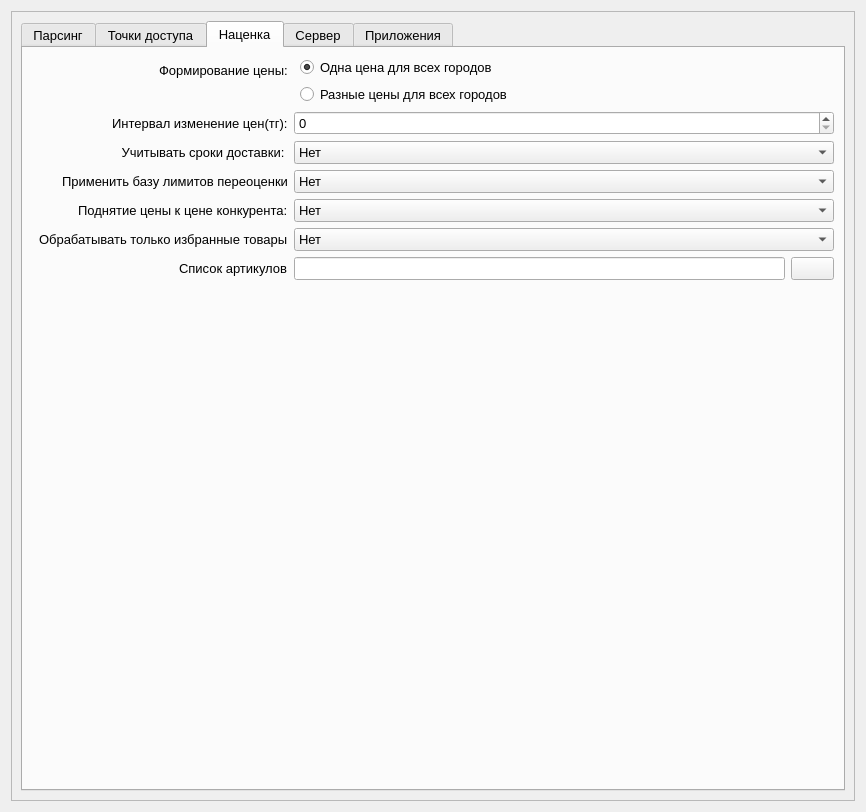
Qt form UI/configuration.ui (almanah12/caspi_algo1_01) before a commit.
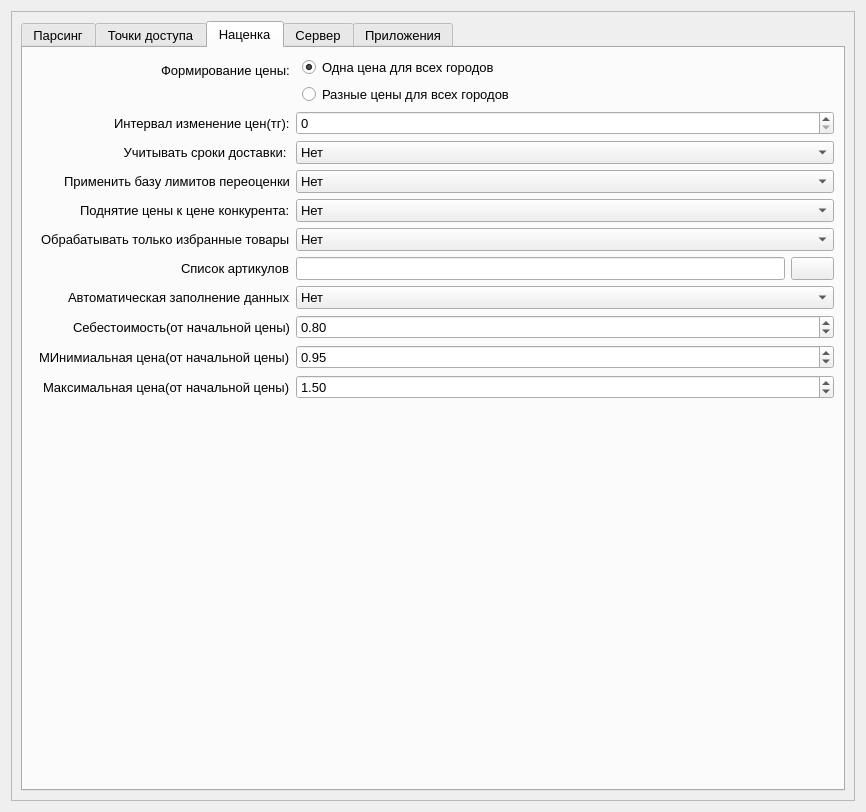
The same form after that commit. The open tabs and pages were chosen to show the change. Icons and pictures are not drawn.

What changed in the file:
```diff
--- a/UI/configuration.ui
+++ b/UI/configuration.ui
@@ -794,6 +794,90 @@
              </item>
             </layout>
            </item>
+           <item row="7" column="0">
+            <widget class="QLabel" name="label_32">
+             <property name="text">
+              <string>Автоматическая заполнение данных</string>
+             </property>
+            </widget>
+           </item>
+           <item row="7" column="1">
+            <widget class="QComboBox" name="comboBox_autocomplete">
+             <property name="enabled">
+              <bool>true</bool>
+             </property>
+             <item>
+              <property name="text">
+               <string>Нет</string>
+              </property>
+             </item>
+             <item>
+              <property name="text">
+               <string>Да</string>
+              </property>
+             </item>
+            </widget>
+           </item>
+           <item row="8" column="0">
+            <widget class="QLabel" name="label_33">
+             <property name="text">
+              <string>Себестоимость(от начальной цены)</string>
+             </property>
+            </widget>
+           </item>
+           <item row="9" column="0">
+            <widget class="QLabel" name="label_35">
+             <property name="text">
+              <string>МИнимиальная цена(от начальной цены)</string>
+             </property>
+            </widget>
+           </item>
+           <item row="10" column="0">
+            <widget class="QLabel" name="label_37">
+             <property name="text">
+              <string>Максимальная цена(от начальной цены)</string>
+             </property>
+            </widget>
+           </item>
+           <item row="9" column="1">
+            <widget class="QDoubleSpinBox" name="doubleSpinBox_min_cost_k">
+             <property name="maximum">
+              <double>5.000000000000000</double>
+             </property>
+             <property name="singleStep">
+              <double>0.010000000000000</double>
+             </property>
+             <property name="value">
+              <double>0.950000000000000</double>
+             </property>
+            </widget>
+           </item>
+           <item row="10" column="1">
+            <widget class="QDoubleSpinBox" name="doubleSpinBox_max_cost_k">
+             <property name="maximum">
+              <double>5.000000000000000</double>
+             </property>
+             <property name="singleStep">
+              <double>0.010000000000000</double>
+             </property>
+             <property name="value">
+              <double>1.500000000000000</double>
+             </property>
+            </widget>
+           </item>
+           <item row="8" column="1">
+            <widget class="QDoubleSpinBox" name="doubleSpinBox_prime_cost_k">
+             <property name="maximum">
+              <double>1.000000000000000</double>
+             </property>
+             <property name="singleStep">
+              <double>0.010000000000000</double>
+             </property>
+             <property name="value">
+              <double>0.800000000000000</double>
+             </property>
+            </widget>
+           </item>
           </layout>
          </widget>
          <widget class="QWidget" name="tab_3">
```
Left out of the diff: 5 changed lines with no effect on the pictures.
